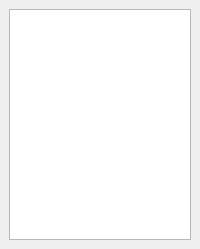
The window that autoscoper/src/ui/ui-files/VolumeDockWidget.ui (BrownBiomechanics/Autoscoper) describes before a commit, drawn with Qt 5.
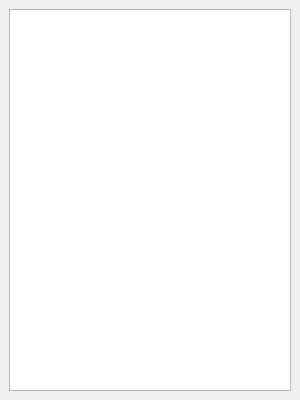
The same window after the commit.

```diff
--- a/autoscoper/src/ui/ui-files/VolumeDockWidget.ui
+++ b/autoscoper/src/ui/ui-files/VolumeDockWidget.ui
@@ -6,14 +6,14 @@
    <rect>
     <x>0</x>
     <y>0</y>
-    <width>200</width>
-    <height>249</height>
+    <width>300</width>
+    <height>400</height>
    </rect>
   </property>
   <property name="minimumSize">
    <size>
-    <width>200</width>
-    <height>193</height>
+    <width>250</width>
+    <height>137</height>
    </size>
   </property>
   <property name="windowTitle">
@@ -25,13 +25,13 @@
      <pointsize>9</pointsize>
     </font>
    </property>
-   <layout class="QGridLayout" name="gridLayout">
-    <item row="0" column="0">
+   <layout class="QVBoxLayout" name="verticalLayout">
+    <item>
      <widget class="QListWidget" name="listWidget">
       <property name="minimumSize">
        <size>
-        <width>180</width>
-        <height>150</height>
+        <width>0</width>
+        <height>0</height>
        </size>
       </property>
       <property name="contextMenuPolicy">
```
